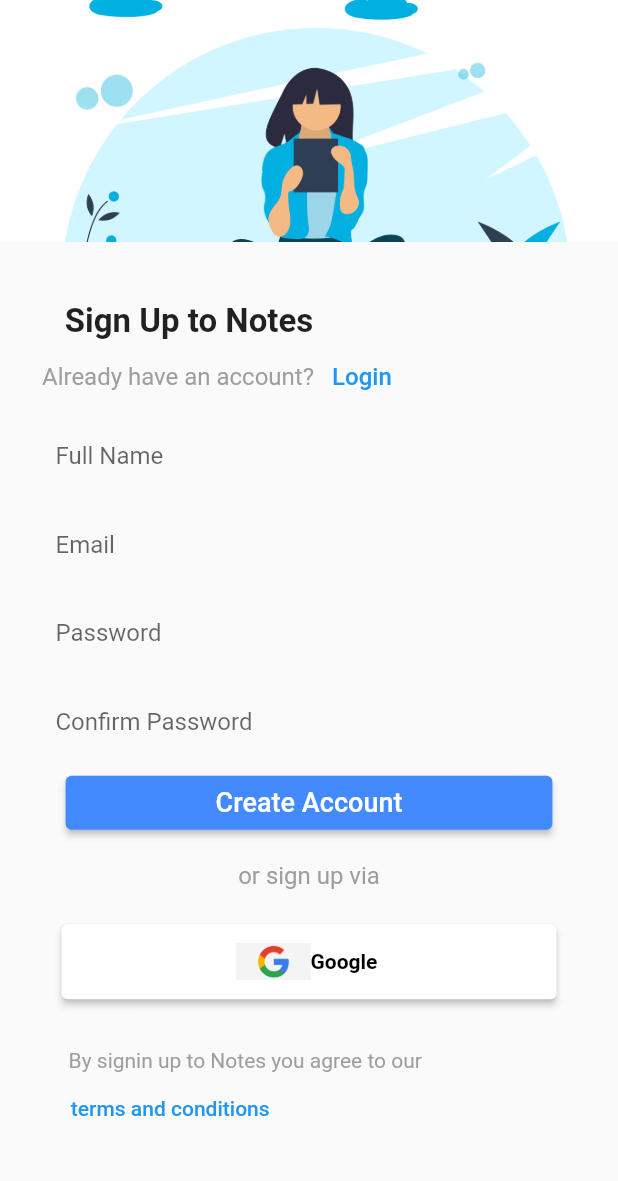
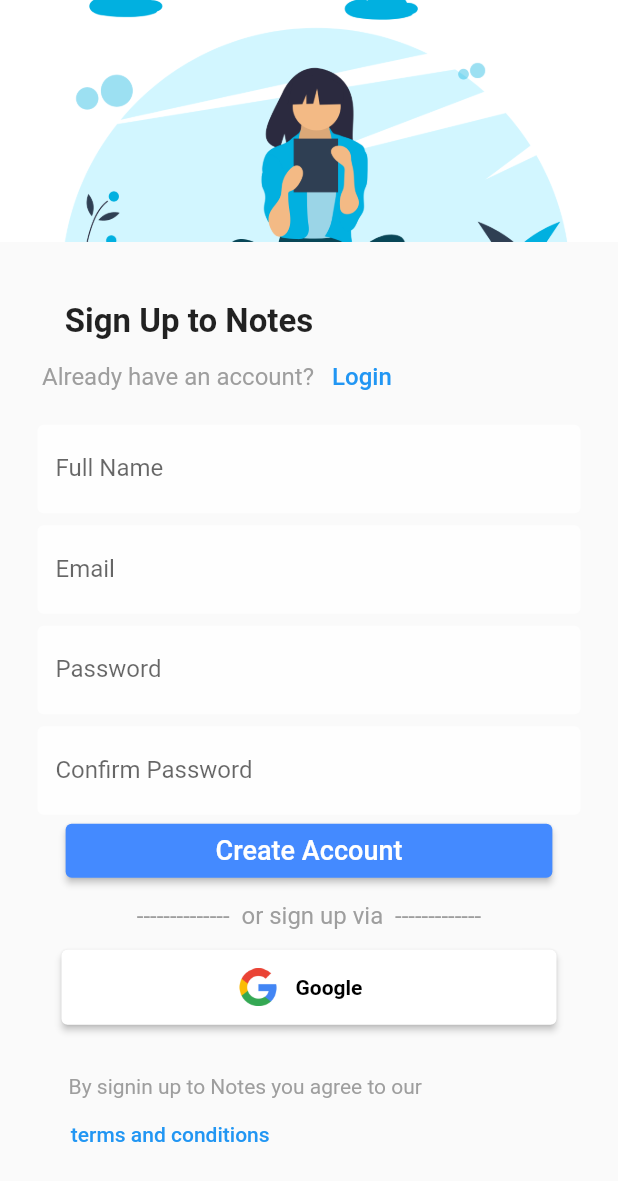
Before and after one commit to rutvik-jain/notes, a Flutter app: the screen it shows after launch, after a tap on "No Account?", on a phone screen of 412 x 824 dp. Shown: the top 1181 px of the screen. Run offline on Flutter 3.47's test engine with Material 2 defaults, Android fonts, the phone set to English and light mode, and no system bars; our stand-ins replace cloud_firestore, firebase_auth, firebase_core, google_sign_in, shared_preferences; accounts and stored records are empty.

Commit message:
Implemented login.dart and signup.dart 's UI with suggested changes

```diff
--- a/lib/login.dart
+++ b/lib/login.dart
@@ -80,6 +80,7 @@
                         controller: emailController,
                         keyboardType: TextInputType.emailAddress,
                         decoration: const InputDecoration(
+                          focusedBorder: InputBorder.none,
                             labelText: 'Email',
                         border: OutlineInputBorder(
                           borderSide: BorderSide(color: Colors.black)
@@ -96,6 +97,7 @@
                 Padding(
                   padding: const EdgeInsets.only(left: 25,right: 25),
                   child: TextFormField(
+
                       validator: (value) {
                         if (value!.isEmpty || value.length < 6) {
                           return 'Password required atleast 6 digits!';
@@ -108,6 +110,7 @@
                       obscureText: true,
                       decoration: const InputDecoration(
                           labelText: 'Password',
+                          focusedBorder: InputBorder.none,
                           border: OutlineInputBorder(
                               borderSide: BorderSide(color: Colors.black)
                           )),
@@ -157,7 +160,7 @@
 
                 const Padding(
                   padding: EdgeInsets.only(top: 15,bottom: 15),
-                  child: Text('or sign up via',style: TextStyle(fontSize: 16,color: Colors.grey),),
+                  child: Text('--------------  or sign up via  -------------',style: TextStyle(fontSize: 16,color: Colors.grey),),
                 ),
 
                 Padding(
@@ -191,8 +194,8 @@
                       child: Row(
                         children: [
                           Padding(
-                            padding: const EdgeInsets.only(left: 100),
-                            child: Image.asset('assets/images/img.png',height: 50,width: 50,),
+                            padding: const EdgeInsets.only(left: 100,right: 10),
+                            child: Image.asset('assets/images/img_3.png',height: 25,width: 30,),
                           ),
                           const Text('Google',style: TextStyle(color: Colors.black,fontWeight: FontWeight.bold,),),
                         ],
--- a/lib/signup.dart
+++ b/lib/signup.dart
@@ -47,29 +47,31 @@
             child: Column(
               children: [
                 Image.asset('assets/images/img_2.png',),
-                Padding(
-                  padding: const EdgeInsets.only(top: 40,right: 160),
+                const Padding(
+                  padding: EdgeInsets.only(top: 40,right: 160),
                   child: Text('Sign Up to Notes',style: TextStyle(fontWeight: FontWeight.bold,fontSize: 22),),
                 ),
                 Row(
                   children: [
-                    Padding(
-                      padding: const EdgeInsets.only(left: 28),
+                    const Padding(
+                      padding: EdgeInsets.only(left: 28),
                       child: Text('Already have an account?',style: TextStyle(fontSize: 16,color: Colors.grey),),
                     ),
                     TextButton(onPressed: (){
                       Navigator.pop(context, MaterialPageRoute(builder: (BuildContext context){
-                        return Login();
+                        return const Login();
                       }));
                     },
-                        child: Text('Login',style: TextStyle(fontSize: 16),))
+                        child: const Text('Login',style: TextStyle(fontSize: 16),))
                   ],
                 ),
                 Padding(
-                  padding: const EdgeInsets.only(left: 25,right: 25),
+                  padding: const EdgeInsets.only(left: 25,right: 25,top: 8),
                   child: TextFormField(
                     textAlign: TextAlign.start,
                     decoration: const InputDecoration(
+                      fillColor: Colors.white70,
+                        filled: true,
                         labelText: 'Full Name',
                         border: OutlineInputBorder(
                           borderSide: BorderSide.none,
@@ -77,7 +79,7 @@
                   ),
                 ),
                 Padding(
-                  padding: const EdgeInsets.only(left: 25,right: 25),
+                  padding: const EdgeInsets.only(left: 25,right: 25,top: 8),
                   child: TextFormField(
                       validator: (value) {
                         if (value!.isEmpty || !value.contains('@')) {
@@ -88,6 +90,8 @@
                       controller: emailController,
                       textAlign: TextAlign.start,
                       decoration: const InputDecoration(
+                          fillColor: Colors.white70,
+                          filled: true,
                           labelText: 'Email',
                           border: OutlineInputBorder(
                         borderSide: BorderSide.none,
@@ -100,7 +104,7 @@
                   ),
                 ),
                 Padding(
-                  padding: const EdgeInsets.only(left: 25,right: 25),
+                  padding: const EdgeInsets.only(left: 25,right: 25,top: 8),
                   child: TextFormField(
                     validator: (value) {
                       if (value!.isEmpty || value.length < 6) {
@@ -113,6 +117,8 @@
                     textAlign: TextAlign.start,
                     obscureText: true,
                     decoration: const InputDecoration(
+                        fillColor: Colors.white70,
+                        filled: true,
                         labelText: 'Password',
                         border: OutlineInputBorder(
                           borderSide: BorderSide.none,
@@ -125,10 +131,12 @@
                   ),
                 ),
                 Padding(
-                  padding: const EdgeInsets.only(left: 25,right: 25),
+                  padding: const EdgeInsets.only(left: 25,right: 25,top: 8),
                   child: TextFormField(
                     textAlign: TextAlign.start,
                     decoration: const InputDecoration(
+                        fillColor: Colors.white70,
+                        filled: true,
                         labelText: 'Confirm Password',
                         border: OutlineInputBorder(
                           borderSide: BorderSide.none,
@@ -176,10 +184,10 @@
                         color: Colors.white,fontSize: 18),
                     )),
 
-                Padding(
-                  padding: const EdgeInsets.only(top: 15,bottom: 15),
-                  child: Text('or sign up via',style: TextStyle(fontSize: 16,color: Colors.grey),),
-                ),
+                 Padding(
+                   padding: const EdgeInsets.only(top: 10,bottom: 5),
+                   child: Text('--------------  or sign up via  -------------',style: TextStyle(fontSize: 16,color: Colors.grey),),
+                 ),
 
                 Padding(
                   padding: const EdgeInsets.all(8.0),
@@ -212,8 +220,8 @@
                       child: Row(
                         children: [
                           Padding(
-                            padding: const EdgeInsets.only(left: 100),
-                            child: Image.asset('assets/images/img.png',height: 50,width: 50,),
+                            padding: const EdgeInsets.only(left: 100,right: 10),
+                            child: Image.asset('assets/images/img_3.png',height: 25,width: 30,),
                           ),
                           const Text('Google',style: TextStyle(color: Colors.black,fontWeight: FontWeight.bold),),
                         ],
```
Also changed, not shown: assets/images/img_3.png (added).
